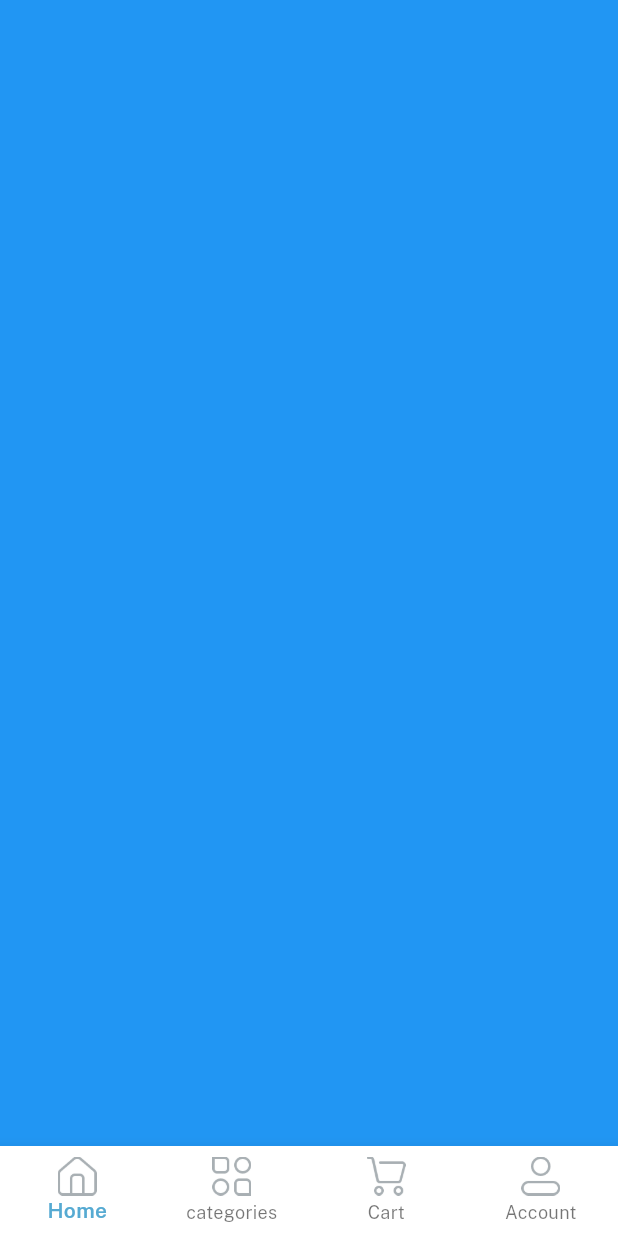
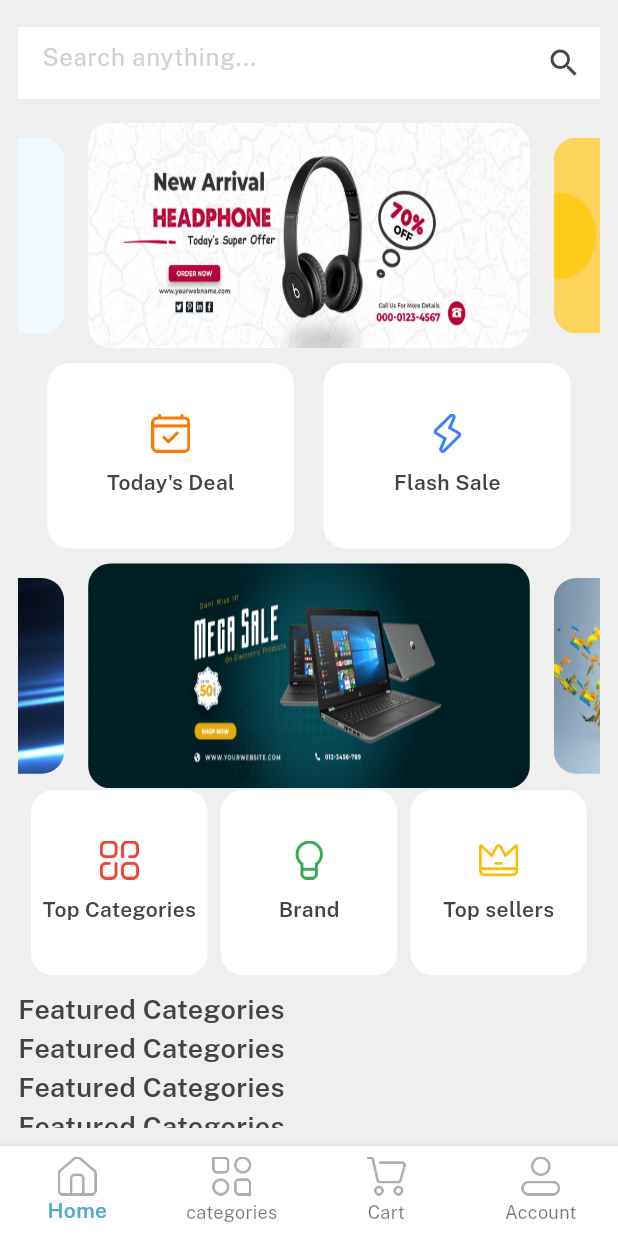
Before and after one commit to AtsangouDarel/Attic_Commerce, a Flutter app: the screen it shows after launch, after a tap on "Log In", on a phone screen of 412 x 824 dp. Run offline on Flutter 3.47's test engine with Material 3 defaults, Android fonts, the phone set to English and light mode, and no system bars; drawn by our look-alikes of velocity_x; our stand-ins replace get.

Commit message:
Ajout et design du home screen

```diff
--- a/lib/consts/lists.dart
+++ b/lib/consts/lists.dart
@@ -1,3 +1,6 @@
 import 'package:attic/consts/consts.dart';
 
 const socialIconList = [icFacebookLogo,icGoogleLogo,icXLogo];
+
+const slidersList = [imgSlider1, imgSlider2, imgSlider3, imgSlider4];
+const secondSlidersList = [imgSs1, imgSs2, imgSs3, imgSs4];
--- a/lib/consts/strings.dart
+++ b/lib/consts/strings.dart
@@ -20,3 +20,12 @@
 
 //home strings
 const home = "Home", categories = "categories", cart = "Cart", account = "Account";
+
+//home screen strings
+const searchanything = "Search anything...",
+  todayDeal = "Today's Deal",
+  flashsale = "Flash Sale",
+  topSellers = "Top sellers",
+  brand = "Brand",
+  topCategories = "Top Categories",
+  featuredCategories = "Featured Categories";
--- a/lib/views/auth_screen/login_screen.dart
+++ b/lib/views/auth_screen/login_screen.dart
@@ -1,6 +1,6 @@
 import 'package:attic/consts/consts.dart';
 import 'package:attic/consts/lists.dart';
-import 'package:attic/views/home_screen/home_screen.dart';
+import 'package:attic/views/home_screen/home.dart';
 import 'package:attic/views/signup_screen.dart';
 import 'package:attic/widgets_common/applogo_widget.dart';
 import 'package:attic/widgets_common/bg_widget.dart';
@@ -31,7 +31,7 @@
                 child: TextButton(onPressed: (){}, child: forgetPass.text.make())),
                 5.heightBox,
                 ourButton(color: blueColor, title: login, textColor: whiteColor, onPress: () {
-                  Get.to(() => const HomeScreen());
+                  Get.to(() => const Home());
                 })
                   .box
                   .width( context.screenWidth - 50)
--- /dev/null
+++ b/lib/views/cart_screen/cart_screen.dart
@@ -0,0 +1,10 @@
+import 'package:flutter/material.dart';
+
+class CartScreen extends StatelessWidget {
+  const CartScreen({super.key});
+
+  @override
+  Widget build(BuildContext context) {
+    return Container(color: Colors.purple);
+  }
+}
--- /dev/null
+++ b/lib/views/category_screen/category_screen.dart
@@ -0,0 +1,12 @@
+import 'package:flutter/material.dart';
+
+
+
+class CategoryScreen extends StatelessWidget {
+  const CategoryScreen({super.key});
+
+  @override
+  Widget build(BuildContext context) {
+    return Container(color: Colors.yellow);
+  }
+}
--- /dev/null
+++ b/lib/views/home_screen/home.dart
@@ -0,0 +1,61 @@
+
+import 'package:attic/consts/consts.dart';
+import 'package:attic/views/cart_screen/cart_screen.dart';
+import 'package:attic/views/category_screen/category_screen.dart';
+import 'package:attic/views/home_screen/home_screen.dart';
+import 'package:attic/views/profile_screen/profile_screen.dart';
+import 'package:flutter/material.dart';
+import 'package:get/get.dart';
+
+import '../../controllers/home_controller.dart';
+
+class Home extends StatelessWidget {
+  const Home({super.key});
+
+  @override
+  Widget build(BuildContext context) {
+
+
+    //init home controller
+    var controller = Get.put(HomeController());
+
+
+    var navbarItem = [
+      BottomNavigationBarItem(icon: Image.asset(icHome, width: 26), label: home),
+      BottomNavigationBarItem(icon: Image.asset(icCategories, width: 26), label: categories),
+      BottomNavigationBarItem(icon: Image.asset(icCart, width: 26), label: cart),
+      BottomNavigationBarItem(icon: Image.asset(icProfile, width: 26), label: account),
+
+    ];
+
+    var navBody = [
+      const HomeScreen(
+
+      ),
+      const CategoryScreen(),
+      const CartScreen(),
+      const ProfileScreen(),
+    ];
+
+    return Scaffold(
+      body: Column(
+        children: [
+          Obx(() => Expanded(child: navBody.elementAt(controller.currentNavIndex.value))),
+        ],
+      ),
+      bottomNavigationBar: Obx(
+        ()=> BottomNavigationBar(
+          currentIndex: controller.currentNavIndex.value,
+          selectedItemColor: blueColor,
+          selectedLabelStyle: const TextStyle(fontFamily: semibold),
+          type: BottomNavigationBarType.fixed,
+          backgroundColor: whiteColor,
+          items: navbarItem,
+          onTap: (value) {
+            controller.currentNavIndex.value = value;
+          },
+        ),
+      ),
+    );
+  }
+}
--- a/lib/views/home_screen/home_screen.dart
+++ b/lib/views/home_screen/home_screen.dart
@@ -1,55 +1,131 @@
+import 'package:attic/consts/lists.dart';
+import 'package:attic/widgets_common/home_buttons.dart';
+import 'package:flutter/material.dart';
+import 'package:attic/consts/consts.dart';
 
-import 'package:attic/consts/consts.dart';
-import 'package:flutter/material.dart';
-import 'package:get/get.dart';
-
-import '../../controllers/home_controller.dart';
 
 class HomeScreen extends StatelessWidget {
   const HomeScreen({super.key});
 
   @override
   Widget build(BuildContext context) {
+    return Container(
+      padding: const EdgeInsets.all(12),
+      color: lightGrey,
+      width: context.screenWidth,
+      height: context.screenHeight,
+      child: SafeArea(
+        child: Column(
+          children: [
+            Container(
+              alignment: Alignment.center,
+              height: 60,
+              color: lightGrey,
+              child: TextFormField(
+                decoration: const InputDecoration(
+                  border: InputBorder.none,
+                  suffixIcon: Icon(Icons.search),
+                  filled: true,
+                  fillColor: whiteColor,
+                  hintText: searchanything,
+                  hintStyle: TextStyle(color: textfieldGrey),
+                  ),
+                ),
+            ),
 
+           10.heightBox,
 
-    //init home controller
-    var controller = Get.put(HomeController());
+           Expanded(
+             child: SingleChildScrollView(
+              physics: const BouncingScrollPhysics(),
+               child: Column(
+                children: [
+                   //swipers brands
+                  VxSwiper.builder(
+                    aspectRatio: 16 / 9,
+                    autoPlay: true,
+                    height: 150,
+                    enlargeCenterPage: true,
+                    itemCount: slidersList.length,
+                    itemBuilder: (context, index) {
+                    return Image.asset(
+                      slidersList[index],
+                      fit: BoxFit.fill,
+                      ).box.rounded.clip(Clip.antiAlias).margin(const EdgeInsets.symmetric(horizontal: 8)).make();
+                  }),
 
+                  10.heightBox,
+                  Row(
+                    mainAxisAlignment: MainAxisAlignment.spaceEvenly,
+                    children: List.generate(2, (index) => homeButtons(
+                      height: context.screenHeight * 0.15,
+                      width: context.screenWidth / 2.5,
+                      icon: index == 0 ? icTodaysDeal : icFlashDeal,
+                      title: index == 0? todayDeal : flashsale,
 
-    var navbarItem = [
-      BottomNavigationBarItem(icon: Image.asset(icHome, width: 26), label: home),
-      BottomNavigationBarItem(icon: Image.asset(icCategories, width: 26), label: categories),
-      BottomNavigationBarItem(icon: Image.asset(icCart, width: 26), label: cart),
-      BottomNavigationBarItem(icon: Image.asset(icProfile, width: 26), label: account),
+                    ),
+                  ),
+                  ),
 
-    ];
+                  //2nd swiper
+                  10.heightBox,
 
-    var navBody = [
-      Container(color: Colors.blue),
-      Container(color: Colors.amber),
-      Container(color: Colors.purple),
-      Container(color: Colors.cyan),
-    ];
+                  VxSwiper.builder(
+                    aspectRatio: 16 / 9,
+                    autoPlay: true,
+                    height: 150,
+                    enlargeCenterPage: true,
+                    itemCount: secondSlidersList.length,
+                    itemBuilder: (context, index) {
+                    return Image.asset(
+                      secondSlidersList[index],
+                      fit: BoxFit.fill,
+                      ).box.rounded.clip(Clip.antiAlias).margin(const EdgeInsets.symmetric(horizontal: 8)).make();
+                  }),
 
-    return Scaffold(
-      body: Column(
-        children: [
-          Obx(() => Expanded(child: navBody.elementAt(controller.currentNavIndex.value))),
-        ],
-      ),
-      bottomNavigationBar: Obx(
-        ()=> BottomNavigationBar(
-          currentIndex: controller.currentNavIndex.value,
-          selectedItemColor: blueColor,
-          selectedLabelStyle: const TextStyle(fontFamily: semibold),
-          type: BottomNavigationBarType.fixed,
-          backgroundColor: whiteColor,
-          items: navbarItem,
-          onTap: (value) {
-            controller.currentNavIndex.value = value;
-          },
-        ),
-      ),
-    );
+                  //category buttons
+                  1.heightBox,
+                  Row(
+                    mainAxisAlignment: MainAxisAlignment.spaceEvenly,
+                    children: List.generate(3,
+                    (index) => homeButtons(
+                      height: context.screenHeight * 0.15,
+                      width: context.screenWidth / 3.5,
+                      icon: index == 0
+                          ? icTopCategories
+                          : index == 1
+                            ? icBrands
+                            : icTopSeller,
+                    title: index == 0
+                          ? topCategories
+                          : index == 1
+                            ? brand
+                            : topSellers,
+
+                      )),
+                  ),
+
+                  //featured categories
+                  10.heightBox,
+
+                  Align(
+                    alignment: Alignment.centerLeft,
+                    child: featuredCategories.text.color(darkFontGrey).size(18).fontFamily(semibold).make()),
+                    Align(
+                    alignment: Alignment.centerLeft,
+                    child: featuredCategories.text.color(darkFontGrey).size(18).fontFamily(semibold).make()),
+                    Align(
+                    alignment: Alignment.centerLeft,
+                    child: featuredCategories.text.color(darkFontGrey).size(18).fontFamily(semibold).make()),
+                    Align(
+                    alignment: Alignment.centerLeft,
+                    child: featuredCategories.text.color(darkFontGrey).size(18).fontFamily(semibold).make()),
+                ],
+               ),
+             ),
+           )
+          ],
+        ),),
+      );
   }
 }
--- /dev/null
+++ b/lib/views/profile_screen/profile_screen.dart
@@ -0,0 +1,10 @@
+import 'package:flutter/material.dart';
+
+class ProfileScreen extends StatelessWidget {
+  const ProfileScreen({super.key});
+
+  @override
+  Widget build(BuildContext context) {
+    return Container(color: Colors.red);
+  }
+}
--- /dev/null
+++ b/lib/widgets_common/home_buttons.dart
@@ -0,0 +1,13 @@
+import 'package:attic/consts/consts.dart';
+import 'package:flutter/widgets.dart';
+
+Widget homeButtons({width, height, icon, String? title, onPress}) {
+  return Column(
+    mainAxisAlignment: MainAxisAlignment.center,
+    children: [
+      Image.asset(icon, width: 26),
+      10.heightBox,
+      title!.text.fontFamily(semibold).color(darkFontGrey).make()
+    ],
+  ).box.rounded.white.size(width, height).make();
+}
```
